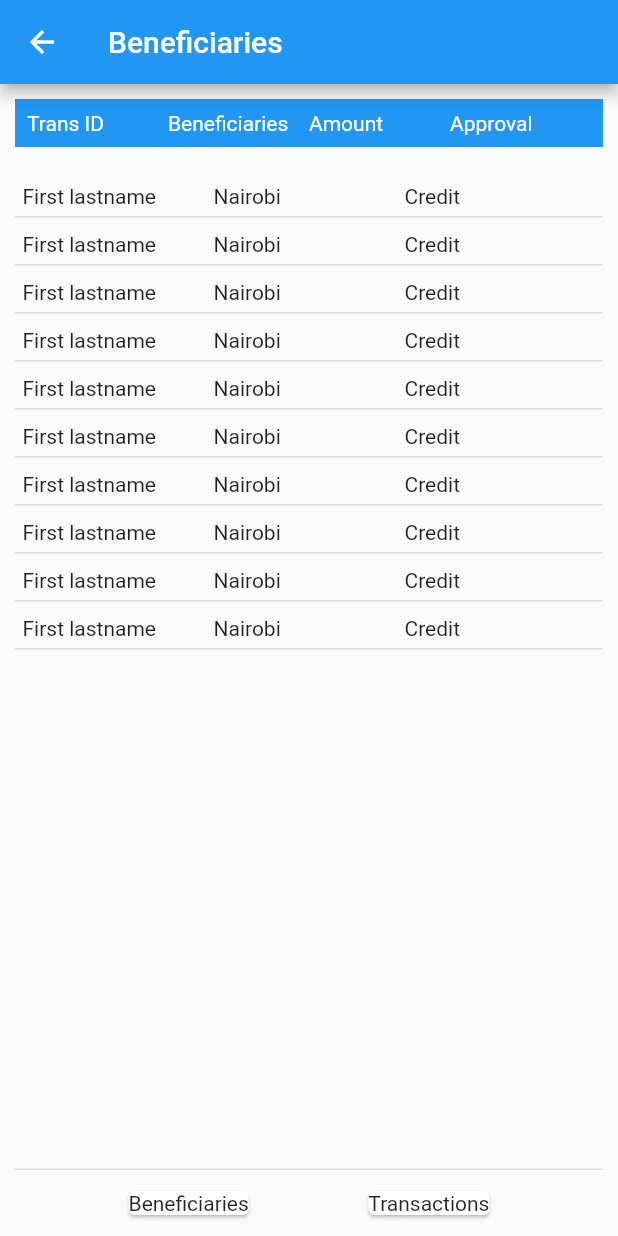
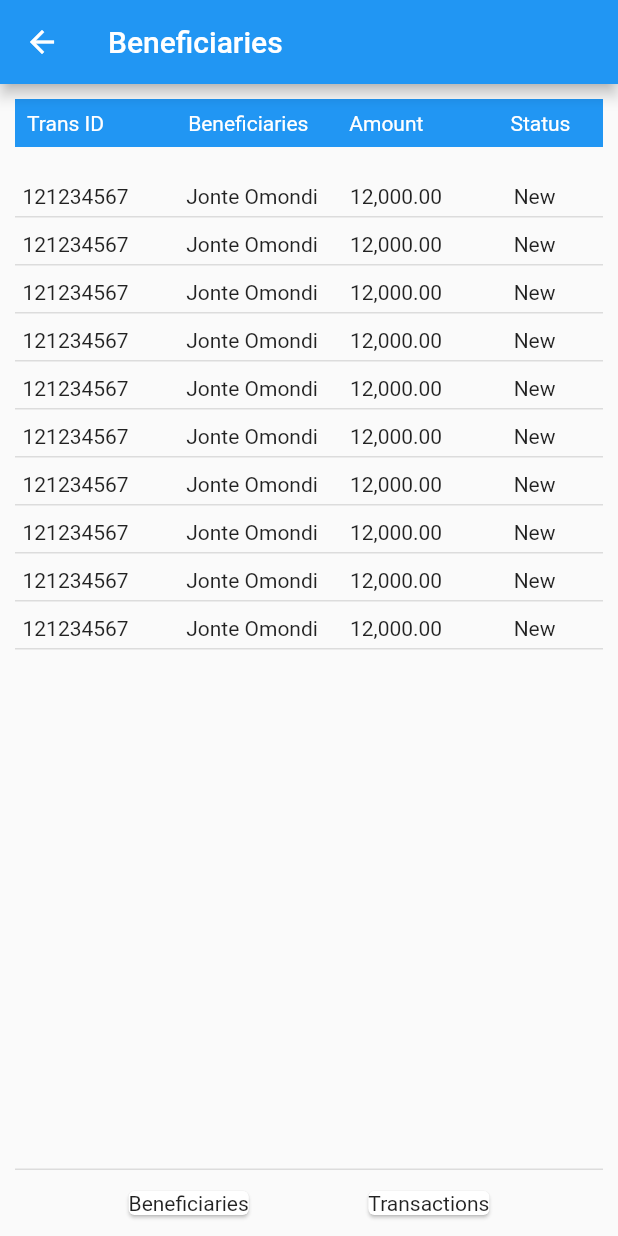
Before and after one commit to Brian1011/DiaspoCare, a Flutter app: the BeneficiariesScreen screen opened by its route, after a tap on "Transactions", on a phone screen of 412 x 824 dp. Run offline on Flutter 3.47's test engine with Material 2 defaults, Android fonts, the phone set to English and light mode, and no system bars; our stand-ins replace dio, hive, hive_flutter; accounts and stored records are empty; generated files the repository leaves out were written again.

Commit message:
beneficiary done

```diff
--- a/lib/screens/beneficiaries_screen.dart
+++ b/lib/screens/beneficiaries_screen.dart
@@ -156,9 +156,9 @@ class TransactionsTab extends StatelessWidget {
                       style: TextStyle(color: Colors.white),
                     )),
                 Expanded(
-                    flex: 2,
+                    flex: 1,
                     child: Text(
-                      'Approval',
+                      'Status',
                       style: TextStyle(color: Colors.white),
                     )),
               ],
@@ -180,9 +180,10 @@ class TransactionsTab extends StatelessWidget {
                   ),
                   child: Row(
                     children: [
-                      Expanded(flex: 2, child: Text('First lastname')),
-                      Expanded(flex: 2, child: Text('Nairobi')),
-                      Expanded(flex: 2, child: Text('Credit')),
+                      Expanded(flex: 2, child: Text('121234567')),
+                      Expanded(flex: 2, child: Text('Jonte Omondi')),
+                      Expanded(flex: 2, child: Text('12,000.00')),
+                      Expanded(flex: 1, child: Text('New')),
                     ],
                   ),
                 );
```
